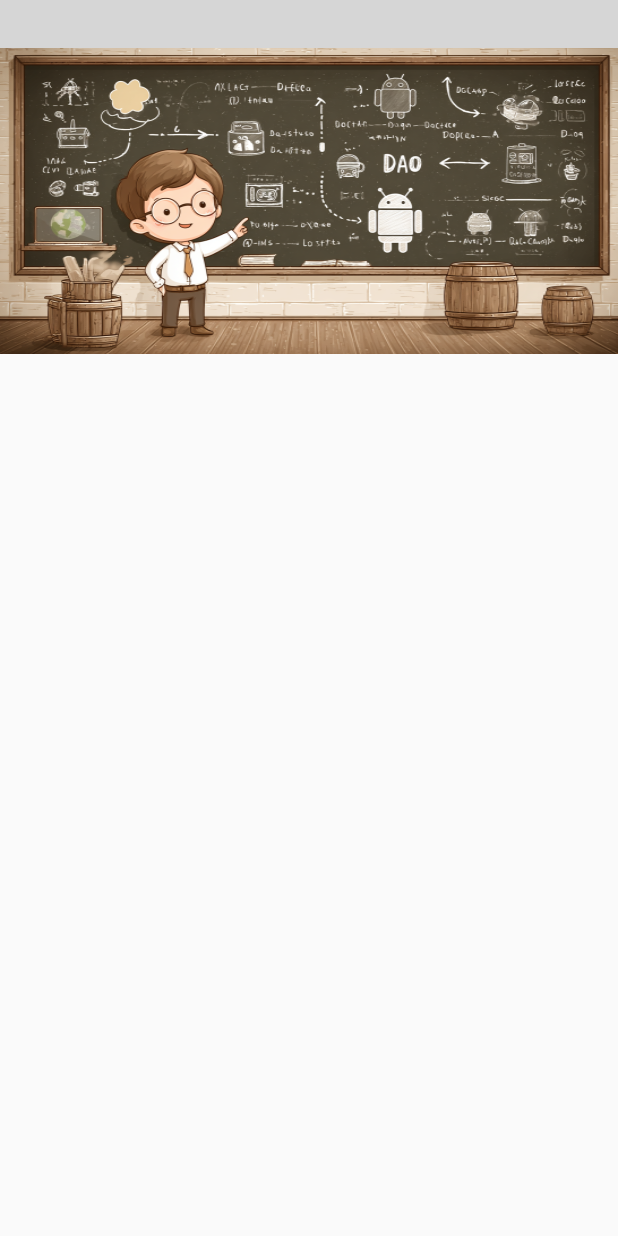
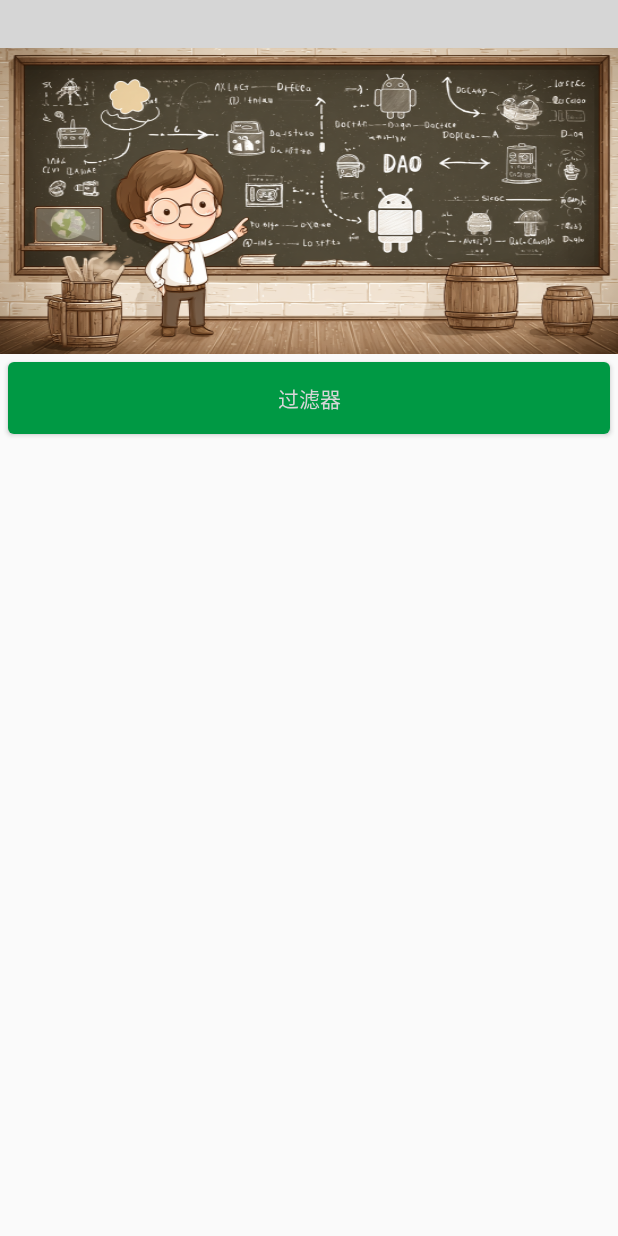
Before and after one commit to dora4/dora_samples, an Android app: the layout activity_orm_query_data.xml on its own in the app's theme, with its tools: preview values and no code run, on a phone screen of 412 x 824 dp. Run offline under Robolectric (Android 15) with nearby library versions, the phone set to English and light mode, and no system bars; plain views replace DoraTitleBar; grey boxes are pictures that could not be loaded.

Commit message:
查询数据的示例

```diff
--- a/dcache/src/main/res/layout/activity_orm_query_data.xml
+++ b/dcache/src/main/res/layout/activity_orm_query_data.xml
@@ -6,6 +6,9 @@
 
     <data>
 
+        <variable
+            name="v"
+            type="com.example.dcache.ui.OrmQueryDataActivity" />
     </data>
 
     <LinearLayout
@@ -14,6 +17,7 @@
         android:orientation="vertical">
 
         <dora.widget.DoraTitleBar
+            android:id="@+id/titleBar"
             android:layout_width="match_parent"
             android:layout_height="wrap_content"
             app:dview_title="@string/common_title"
@@ -22,6 +26,25 @@
             android:layout_width="match_parent"
             android:layout_height="wrap_content"
             android:background="@drawable/android_orm_course"/>
+        <Button
+            android:id="@+id/btn_orm_add_filter"
+            style="@style/ThemeButton.LeafGreen"
+            android:click="@{()->v.addFilter()}"
+            android:text="过滤器" />
+
+
+        <ScrollView
+            android:layout_width="match_parent"
+            android:layout_height="wrap_content"
+            android:fillViewport="true"
+            android:padding="10dp">
+
+            <TextView
+                android:id="@+id/tv_orm_display"
+                android:layout_width="match_parent"
+                android:layout_height="wrap_content"
+                style="@style/ThemeTextNormal"/>
+        </ScrollView>
     </LinearLayout>
 
 </layout>
```
Also changed, not shown: dcache/src/main/java/com/example/dcache/ui/OrmQueryDataActivity.kt (+86 -0 lines), dcache/src/main/res/layout/dialog_query_filter.xml (added, +29 -0 lines), dcache/src/main/res/values/arrays.xml (added, +12 -0 lines).
